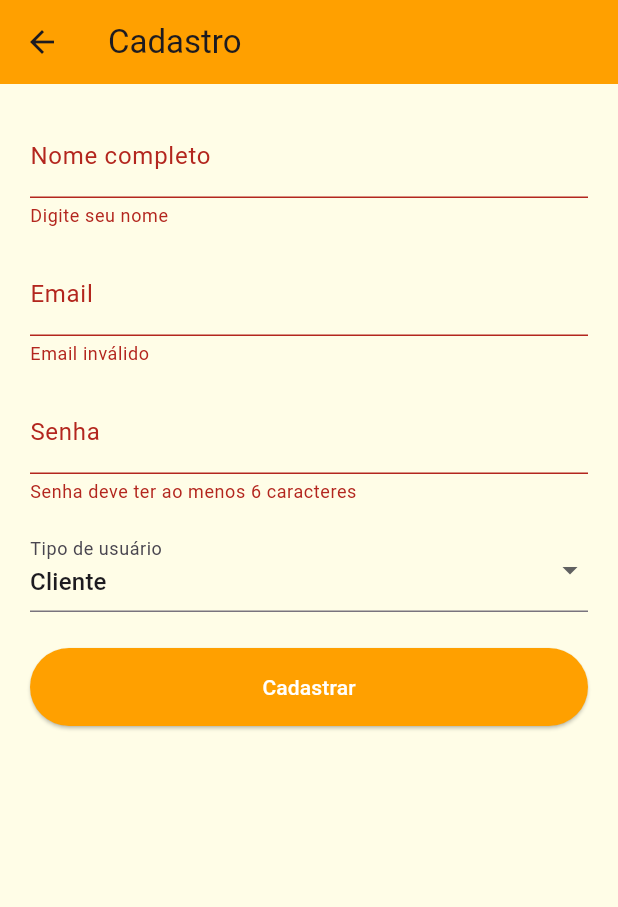
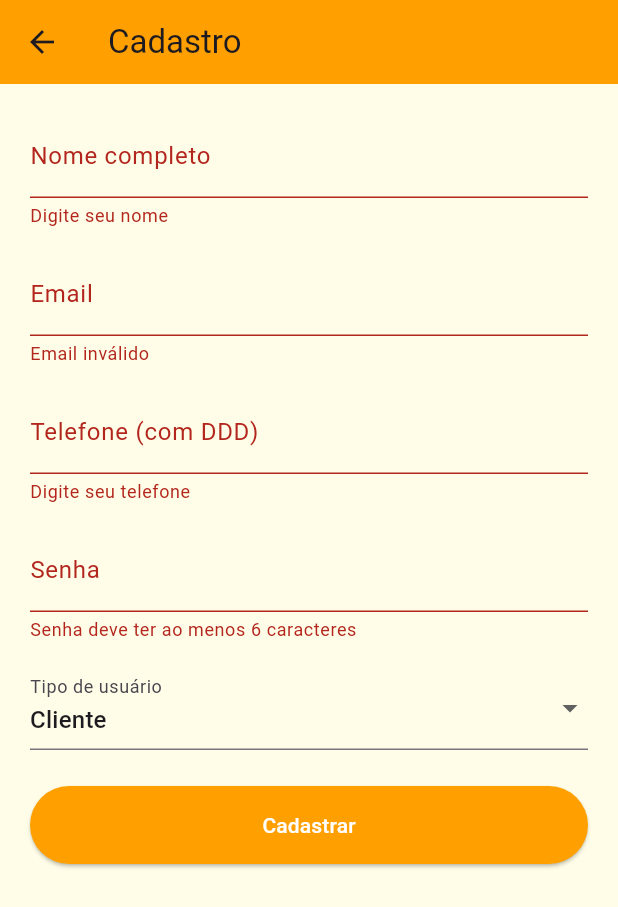
Before and after one commit to evaldocarlosaraujo/flutter_appagendasalao, a Flutter app: the CadastroScreen screen opened directly, after a tap on "Cadastrar", on a phone screen of 412 x 824 dp. Shown: the top 907 px of the screen. Run offline on Flutter 3.47's test engine with Material 3 defaults, Android fonts, the phone set to English and light mode, and no system bars; our stand-ins replace cloud_firestore, firebase_auth, firebase_core, firebase_messaging, flutter_multi_formatter, lottie; accounts and stored records are empty.

Commit message:
Adicionado telefone

```diff
--- a/lib/views/cadastro_screen.dart
+++ b/lib/views/cadastro_screen.dart
@@ -1,6 +1,7 @@
 import 'package:flutter/material.dart';
 import 'package:firebase_auth/firebase_auth.dart';
 import 'package:cloud_firestore/cloud_firestore.dart';
+import 'package:flutter_multi_formatter/flutter_multi_formatter.dart'; // <- import da máscara
 import 'home_cliente.dart';
 import 'home_admin.dart';
 
@@ -14,6 +15,7 @@ class _CadastroScreenState extends State<CadastroScreen> {
   final _nomeController = TextEditingController();
   final _emailController = TextEditingController();
   final _senhaController = TextEditingController();
+  final _telefoneController = TextEditingController(); // novo
   String _tipoUsuario = 'cliente'; // valor padrão
   bool _carregando = false;
 
@@ -22,26 +24,24 @@ class _CadastroScreenState extends State<CadastroScreen> {
       setState(() => _carregando = true);
 
       try {
-        // Criação do usuário
         UserCredential credenciais = await FirebaseAuth.instance
             .createUserWithEmailAndPassword(
               email: _emailController.text.trim(),
               password: _senhaController.text,
             );
 
-        // Salvando no Firestore
         await FirebaseFirestore.instance
             .collection('usuarios')
             .doc(credenciais.user!.uid)
             .set({
               'nome': _nomeController.text.trim(),
               'email': _emailController.text.trim(),
+              'telefone': _telefoneController.text.trim(), // novo
               'tipo': _tipoUsuario,
               "pontos": 0,
               "resgatouBrinde": false,
             });
 
-        // Redirecionamento baseado no tipo
         Widget destino =
             _tipoUsuario == 'administrador' ? HomeAdmin() : HomeCliente();
 
@@ -64,6 +64,7 @@ class _CadastroScreenState extends State<CadastroScreen> {
     _nomeController.dispose();
     _emailController.dispose();
     _senhaController.dispose();
+    _telefoneController.dispose(); // novo
     super.dispose();
   }
 
@@ -103,6 +104,28 @@ class _CadastroScreenState extends State<CadastroScreen> {
               SizedBox(height: 16),
 
               TextFormField(
+                controller: _telefoneController,
+                keyboardType: TextInputType.phone,
+                decoration: InputDecoration(labelText: 'Telefone (com DDD)'),
+                inputFormatters: [
+                  PhoneInputFormatter(
+                    defaultCountryCode: 'BR',
+                    allowEndlessPhone: false,
+                  ),
+                ],
+                validator: (value) {
+                  if (value == null || value.isEmpty) {
+                    return 'Digite seu telefone';
+                  }
+                  if (value.length < 14) {
+                    return 'Telefone incompleto';
+                  }
+                  return null;
+                },
+              ),
+              SizedBox(height: 16),
+
+              TextFormField(
                 controller: _senhaController,
                 decoration: InputDecoration(labelText: 'Senha'),
                 obscureText: true,
@@ -118,9 +141,9 @@ class _CadastroScreenState extends State<CadastroScreen> {
                 value: _tipoUsuario,
                 items: [
                   DropdownMenuItem(value: 'cliente', child: Text('Cliente')),
-                  //                 DropdownMenuItem(
-                  //                   value: 'administrador',
-                  //                   child: Text('Administrador')),
+                  // DropdownMenuItem(
+                  //   value: 'administrador',
+                  //   child: Text('Administrador')),
                 ],
                 onChanged: (value) {
                   setState(() {
--- a/pubspec.yaml
+++ b/pubspec.yaml
@@ -43,6 +43,8 @@ dependencies:
   intl: ^0.20.2
   http: ^0.13.6
   firebase_messaging: ^14.7.10
+  flutter_masked_text2: ^0.9.0
+  flutter_multi_formatter: ^2.1.0
 
 dev_dependencies:
   flutter_test:
```
Also changed, not shown: pubspec.lock.
